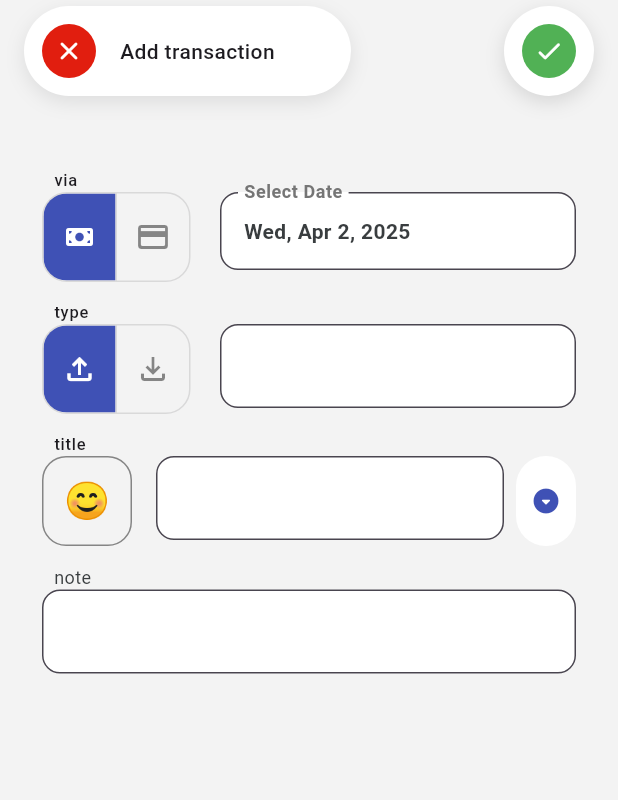
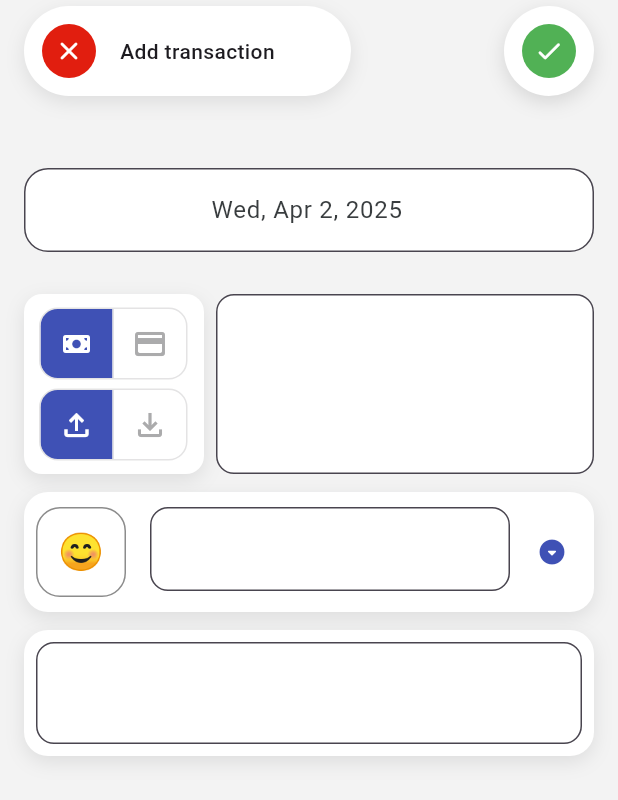
Before and after one commit to watsharapat/kept_aom, a Flutter app: the AddTransactionPage screen opened by its route, on a phone screen of 412 x 824 dp. Shown: the top 800 px of the screen. Run offline on Flutter 3.47's test engine with Material 3 defaults, Android fonts, the phone set to English and light mode, and no system bars; our stand-ins replace emoji_picker_flutter, flutter_riverpod, flutter_svg, font_awesome_flutter, go_router, google_sign_in and 4 more; missing offline and left inert: keyboard_emoji_picker; accounts and stored records are empty; network calls fail.

Commit message:
update 1/4/2025

```diff
--- a/lib/views/pages/home_page/add_transaction_page/add_transaction_page.dart
+++ b/lib/views/pages/home_page/add_transaction_page/add_transaction_page.dart
@@ -24,6 +24,7 @@ class AddTransactionPage extends ConsumerStatefulWidget {
 
 class _AddTransactionPageState extends ConsumerState<AddTransactionPage> {
   final TextEditingController _titleController = TextEditingController();
+  late ThemeMode themeMode;
   String _via = 'Cash';
   DateTime _date = DateTime.now();
   int _typeId = 1;
@@ -48,6 +49,12 @@ class _AddTransactionPageState extends ConsumerState<AddTransactionPage> {
   void dispose() {
     _titleController.dispose();
     super.dispose();
+  }
+
+  @override
+  void didChangeDependencies() {
+    super.didChangeDependencies();
+    themeMode = ref.watch(themeProvider); // ย้ายมาที่นี่
   }
 
   @override
@@ -160,39 +167,52 @@ class _AddTransactionPageState extends ConsumerState<AddTransactionPage> {
         ],
       ),
       body: Container(
-          decoration: BoxDecoration(
-              // boxShadow: const [
-              //   BoxShadow(
-              //     color: Colors.black12, // สีของเงา
-              //     blurRadius: 10, // ระดับการเบลอของเงา
-              //     offset: Offset(0, 4), // ตำแหน่งของเงา
-              //   ),
-              // ],
-              //color: Theme.of(context).cardColor,
-              borderRadius: BorderRadius.circular(32)),
         padding: const EdgeInsets.symmetric(horizontal: 16, vertical: 16),
-          margin: const EdgeInsets.symmetric(horizontal: 12, vertical: 16),
+        margin: const EdgeInsets.symmetric(horizontal: 0, vertical: 16),
         child: Column(
           //mainAxisSize: MainAxisSize.min,
           crossAxisAlignment: CrossAxisAlignment.center,
           mainAxisAlignment: MainAxisAlignment.start,
           children: [
             Container(
-                padding: const EdgeInsets.only(left: 8),
-                alignment: Alignment.centerLeft,
-                child: Text(
-                  'via',
-                  style: Theme.of(context).textTheme.labelSmall,
+              height: 60,
+              child: Expanded(child: DatepickerWidget(
+                onDateChange: (dateTime) {
+                  setState(() {
+                    _date = dateTime;
+                  });
+                },
+              )),
             ),
-              ),
-              Row(
-                mainAxisAlignment: MainAxisAlignment.spaceBetween,
+            const SizedBox(height: 24),
+            Container(
+              height: 120,
+              child: Row(
+                mainAxisAlignment: MainAxisAlignment.center,
                 children: [
-                  Expanded(
-                    flex: 1,
-                    child: SizedBox(
-                      height: 60,
+                  Container(
                     width: 120,
+                    height: 120,
+                    decoration: BoxDecoration(
+                        color: Theme.of(context).cardColor,
+                        borderRadius: BorderRadius.circular(12),
+                        boxShadow: themeMode == ThemeMode.light
+                            ? [
+                                BoxShadow(
+                                  color:
+                                      AppColors.netural.withValues(alpha: 0.1),
+                                  blurRadius: 10,
+                                  offset: const Offset(0, 4),
+                                )
+                              ]
+                            : []),
+                    child: Column(
+                      mainAxisAlignment: MainAxisAlignment.center,
+                      mainAxisSize: MainAxisSize.max,
+                      children: [
+                        SizedBox(
+                          height: 48,
+                          width: 100,
                           child: CustomToggleButton(
                             colors: [Theme.of(context).primaryColor],
                             onSelectionChanged: (int value) {
@@ -206,38 +226,10 @@ class _AddTransactionPageState extends ConsumerState<AddTransactionPage> {
                             ],
                           ),
                         ),
-                  ),
-                  Expanded(
-                      flex: 2,
-                      child: SizedBox(
-                        height: 60,
-                        child: DatepickerWidget(
-                          onDateChange: (dateTime) {
-                            setState(() {
-                              _date = dateTime;
-                            });
-                          },
-                        ),
-                      ))
-                ],
-              ),
-              const SizedBox(height: 12),
-              Container(
-                padding: const EdgeInsets.only(left: 8),
-                alignment: Alignment.centerLeft,
-                child: Text(
-                  'type',
-                  style: Theme.of(context).textTheme.labelSmall,
-                ),
-              ),
-              Row(
-                mainAxisAlignment: MainAxisAlignment.spaceBetween,
-                children: [
-                  Expanded(
-                    flex: 1,
-                    child: SizedBox(
-                      height: 60,
-                      width: 120,
+                        const SizedBox(height: 6),
+                        SizedBox(
+                          height: 48,
+                          width: 100,
                           child: CustomToggleButton(
                             colors: [Theme.of(context).primaryColor],
                             onSelectionChanged: (int value) {
@@ -251,16 +243,19 @@ class _AddTransactionPageState extends ConsumerState<AddTransactionPage> {
                             ],
                           ),
                         ),
+                        //),
+                      ],
                     ),
+                  ),
+                  const SizedBox(width: 8),
                   Expanded(
-                      flex: 2,
-                      child: SizedBox(
-                        height: 60,
                     child: TextField(
+                      expands: true,
+                      maxLines: null,
+                      minLines: null,
                       keyboardType: TextInputType.number,
                       decoration: InputDecoration(
-                              border:
-                                  Theme.of(context).inputDecorationTheme.border,
+                          border: Theme.of(context).inputDecorationTheme.border,
                           focusedBorder: Theme.of(context)
                               .inputDecorationTheme
                               .focusedBorder),
@@ -277,26 +272,31 @@ class _AddTransactionPageState extends ConsumerState<AddTransactionPage> {
                         });
                       },
                     ),
-                      ))
+                  )
                 ],
+              ),
             ),
             const SizedBox(height: 12),
             Container(
-                padding: const EdgeInsets.only(left: 8),
-                alignment: Alignment.centerLeft,
-                child: Text(
-                  'title',
-                  style: Theme.of(context).textTheme.labelSmall,
-                ),
-              ),
-              Container(
-                height: 60,
+              decoration: BoxDecoration(
+                  color: Theme.of(context).cardColor,
+                  borderRadius: BorderRadius.circular(16),
+                  boxShadow: themeMode == ThemeMode.light
+                      ? [
+                          BoxShadow(
+                            color: AppColors.netural.withValues(alpha: 0.1),
+                            blurRadius: 10,
+                            offset: const Offset(0, 4),
+                          )
+                        ]
+                      : []),
+              padding: const EdgeInsets.symmetric(horizontal: 8, vertical: 4),
+              height: 80,
               child: Row(
                 children: [
                   Container(
                     height: 60,
                     width: 60,
-                      //color: Colors.black12,
                     child: EmojiPickerButton(
                         selectedEmoji: _emoji,
                         onEmojiSelected: (String value) {
@@ -315,9 +315,8 @@ class _AddTransactionPageState extends ConsumerState<AddTransactionPage> {
                             focusedBorder: Theme.of(context)
                                 .inputDecorationTheme
                                 .focusedBorder,
-                              border: Theme.of(context)
-                                  .inputDecorationTheme
-                                  .border),
+                            border:
+                                Theme.of(context).inputDecorationTheme.border),
                       ),
                     ),
                   ),
@@ -330,38 +329,43 @@ class _AddTransactionPageState extends ConsumerState<AddTransactionPage> {
                 ],
               ),
             ),
-              SizedBox(height: 12),
+            const SizedBox(height: 12),
             Container(
-                padding: const EdgeInsets.only(left: 8),
-                alignment: Alignment.centerLeft,
-                child: const Text(
-                  'note',
-                  style: TextStyle(fontSize: 12),
-                ),
-              ),
-              Container(
-                  height: 60,
+                padding: const EdgeInsets.symmetric(horizontal: 8, vertical: 8),
+                height: 84,
+                decoration: BoxDecoration(
+                    color: Theme.of(context).cardColor,
+                    borderRadius: BorderRadius.circular(16),
+                    boxShadow: themeMode == ThemeMode.light
+                        ? [
+                            BoxShadow(
+                              color: AppColors.netural.withValues(alpha: 0.1),
+                              blurRadius: 10,
+                              offset: const Offset(0, 4),
+                            )
+                          ]
+                        : []),
                 child: Expanded(
-                    flex: 2,
-                    child: Container(
                   child: TextField(
+                    expands: true,
+                    minLines: null,
+                    maxLines: null,
                     keyboardType: TextInputType.text,
                     decoration: InputDecoration(
                         focusedBorder: Theme.of(context)
                             .inputDecorationTheme
                             .focusedBorder,
-                            border:
-                                Theme.of(context).inputDecorationTheme.border),
+                        border: Theme.of(context).inputDecorationTheme.border),
                     onChanged: (value) {
                       setState(() {
                         _description = value;
                       });
                     },
                   ),
-                    ),
                 ))
           ],
         ),
-        ));
+      ),
+    );
   }
 }
--- a/lib/views/pages/home_page/add_transaction_page/date_picker.dart
+++ b/lib/views/pages/home_page/add_transaction_page/date_picker.dart
@@ -36,6 +36,16 @@ class _DatepickerWidgetState extends State<DatepickerWidget> {
   @override
   Widget build(BuildContext context) {
     return TextField(
+      decoration: InputDecoration(
+        fillColor: Theme.of(context).cardColor,
+        labelStyle: Theme.of(context).textTheme.bodyMedium,
+        border: OutlineInputBorder(
+          borderRadius: BorderRadius.circular(16), // Custom border radius
+          borderSide:
+              const BorderSide(color: Colors.red), // Custom border color
+        ),
+      ),
+      textAlign: TextAlign.center,
       controller: _controller,
       readOnly: true,
       onTap: () async {
@@ -50,14 +60,6 @@ class _DatepickerWidgetState extends State<DatepickerWidget> {
           _handleDateChanged(pickedDate);
         }
       },
-      decoration: InputDecoration(
-          labelText: 'Select Date',
-          border: Theme.of(context).inputDecorationTheme.border,
-          focusedBorder: Theme.of(context).inputDecorationTheme.focusedBorder),
-      style: Theme.of(context)
-          .textTheme
-          .bodyMedium
-          ?.copyWith(fontWeight: FontWeight.w600),
     );
   }
 }
--- a/lib/views/pages/home_page/add_transaction_page/toggle_button.dart
+++ b/lib/views/pages/home_page/add_transaction_page/toggle_button.dart
@@ -1,4 +1,5 @@
 import 'package:flutter/material.dart';
+import 'package:kept_aom/views/utils/styles.dart';
 
 class CustomToggleButton extends StatefulWidget {
   final ValueChanged<int> onSelectionChanged;
@@ -33,10 +34,10 @@ class _CustomToggleButtonState extends State<CustomToggleButton> {
         widget.onSelectionChanged(selectedValue);
       },
       isSelected: [selectedValue == 0, selectedValue == 1],
-      borderRadius: BorderRadius.circular(16),
+      borderRadius: BorderRadius.circular(12),
       fillColor: widget.colors[0],
       selectedColor: Colors.white,
-      color: Colors.black45,
+      color: AppColors.disabledWidget,
       children: widget.icons,
     );
   }
--- a/lib/views/utils/theme.dart
+++ b/lib/views/utils/theme.dart
@@ -30,6 +30,7 @@ final lightTheme = ThemeData(
     bodyMedium: TextStyle(fontSize: 14, color: AppColors.textPrimary),
     bodySmall: TextStyle(fontSize: 12, color: AppColors.textPrimary),
   ),
+
   elevatedButtonTheme: ElevatedButtonThemeData(
     style: ElevatedButton.styleFrom(
       foregroundColor: AppColors.primary,
@@ -74,10 +75,9 @@ final lightTheme = ThemeData(
   ),
   cardTheme: CardTheme(
     color: AppColors.lightSurface,
-    elevation: 4,
+    shadowColor: AppColors.netural.withAlpha(50),
     shape: RoundedRectangleBorder(
-      borderRadius: BorderRadius.circular(12),
-      side: const BorderSide(color: AppColors.border, width: 1),
+      borderRadius: BorderRadius.circular(16),
     ),
   ),
   datePickerTheme: DatePickerThemeData(
@@ -194,8 +194,8 @@ final darkTheme = ThemeData(
     color: AppColors.darkSurface,
     elevation: 4,
     shape: RoundedRectangleBorder(
-      borderRadius: BorderRadius.circular(12),
-      side: const BorderSide(color: AppColors.border, width: 1),
+      borderRadius: BorderRadius.circular(16),
+      // side: const BorderSide(color: AppColors.border, width: 1),
     ),
   ),
   datePickerTheme: DatePickerThemeData(
```
Lines whose indentation alone changed are shown as unchanged.
